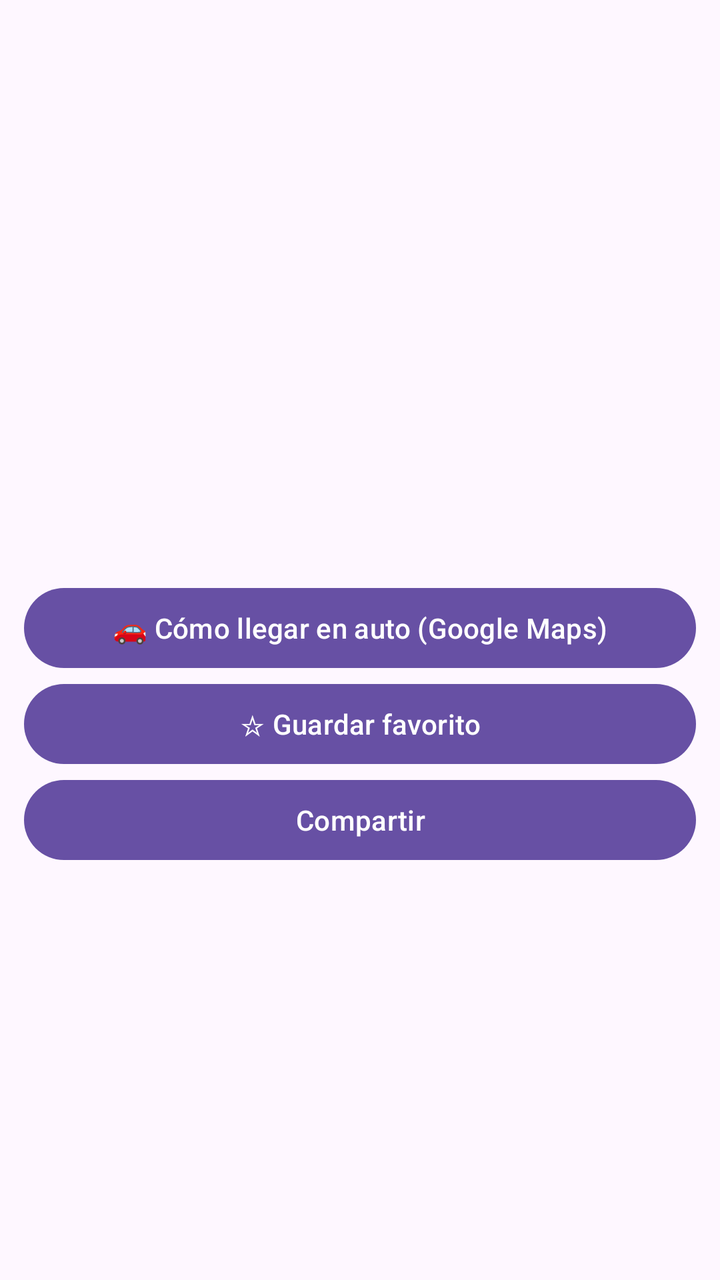
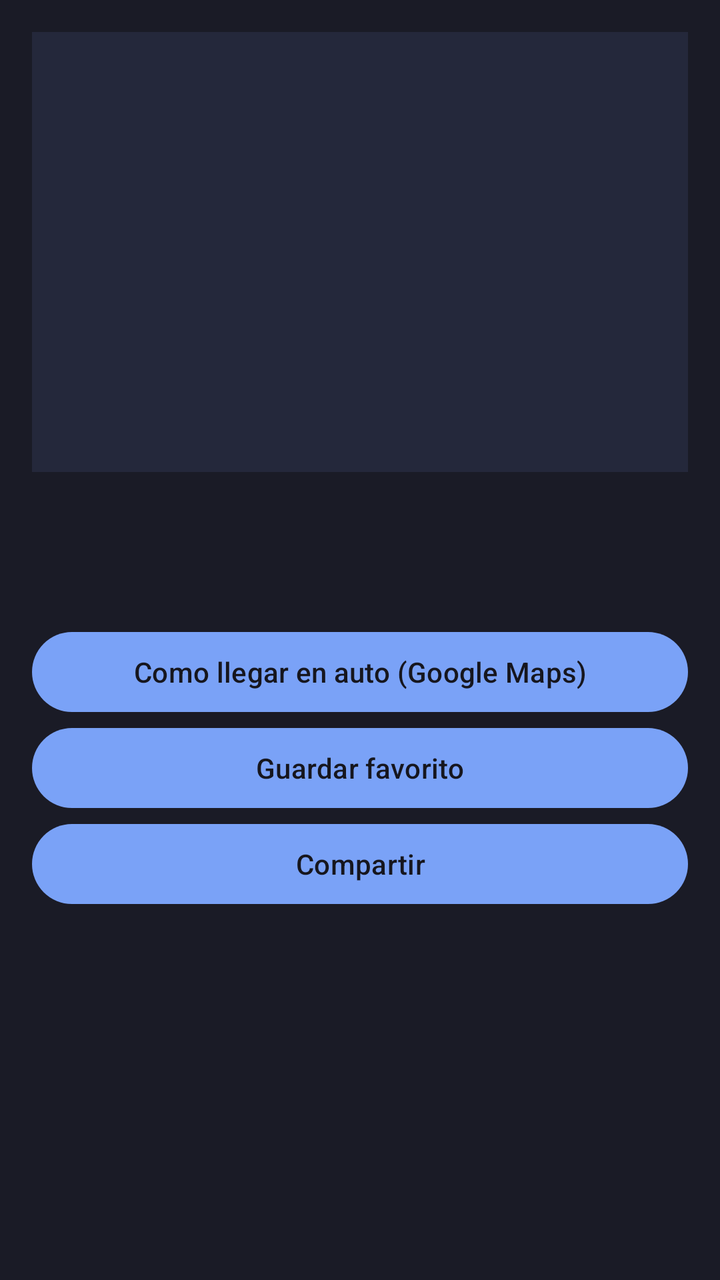

Compare the two renders of this Android layout. The source of the first and the diff that turns it into the second are given below.
<!-- AndroidManifest.xml: application theme Theme.ITANESTour -->
<!-- res/layout/activity_detalle.xml -->
<?xml version="1.0" encoding="utf-8"?>
<ScrollView xmlns:android="http://schemas.android.com/apk/res/android"
    android:layout_width="match_parent"
    android:layout_height="match_parent">

    <LinearLayout
        android:orientation="vertical"
        android:layout_width="match_parent"
        android:layout_height="wrap_content"
        android:padding="12dp">

        <ImageView
            android:id="@+id/imgDetalle"
            android:layout_width="match_parent"
            android:layout_height="220dp"
            android:scaleType="centerCrop" />

        <TextView
            android:id="@+id/txtNombre"
            android:layout_width="match_parent"
            android:layout_height="wrap_content"
            android:textSize="20sp"
            android:textStyle="bold"
            android:paddingTop="8dp" />

        <TextView
            android:id="@+id/txtDesc"
            android:layout_width="match_parent"
            android:layout_height="wrap_content"
            android:paddingTop="4dp" />

        <Button
            android:id="@+id/btnRuta"
            android:layout_width="match_parent"
            android:layout_height="wrap_content"
            android:text="🚗 Cómo llegar en auto (Google Maps)" />

        <Button
            android:id="@+id/btnFav"
            android:layout_width="match_parent"
            android:layout_height="wrap_content"
            android:text="☆ Guardar favorito" />

        <Button
            android:id="@+id/btnCompartir"
            android:layout_width="match_parent"
            android:layout_height="wrap_content"
            android:text="Compartir" />
    </LinearLayout>
</ScrollView>
<!-- resources referenced by this layout -->
<resources>
  <style name="Theme.ITANESTour" parent="Base.Theme.ITANESTour" />
  <style name="Base.Theme.ITANESTour" parent="Theme.Material3.DayNight.NoActionBar">
          
          
      </style>
</resources>

<!-- the commit's change to res/layout/activity_detalle.xml (unified diff, before → after) -->
@@ -1,19 +1,21 @@
 <?xml version="1.0" encoding="utf-8"?>
 <ScrollView xmlns:android="http://schemas.android.com/apk/res/android"
     android:layout_width="match_parent"
-    android:layout_height="match_parent">
+    android:layout_height="match_parent"
+    android:background="@color/tn_bg">
 
     <LinearLayout
         android:orientation="vertical"
         android:layout_width="match_parent"
         android:layout_height="wrap_content"
-        android:padding="12dp">
+        android:padding="16dp">
 
         <ImageView
             android:id="@+id/imgDetalle"
             android:layout_width="match_parent"
             android:layout_height="220dp"
-            android:scaleType="centerCrop" />
+            android:scaleType="centerCrop"
+            android:background="@color/tn_surface" />
 
         <TextView
             android:id="@+id/txtNombre"
@@ -21,25 +23,28 @@
             android:layout_height="wrap_content"
             android:textSize="20sp"
             android:textStyle="bold"
-            android:paddingTop="8dp" />
+            android:textColor="@color/tn_fg"
+            android:paddingTop="12dp" />
 
         <TextView
             android:id="@+id/txtDesc"
             android:layout_width="match_parent"
             android:layout_height="wrap_content"
-            android:paddingTop="4dp" />
+            android:textColor="@color/tn_fg"
+            android:paddingTop="6dp"
+            android:paddingBottom="12dp" />
 
         <Button
             android:id="@+id/btnRuta"
             android:layout_width="match_parent"
             android:layout_height="wrap_content"
-            android:text="🚗 Cómo llegar en auto (Google Maps)" />
+            android:text="Como llegar en auto (Google Maps)" />
 
         <Button
             android:id="@+id/btnFav"
             android:layout_width="match_parent"
             android:layout_height="wrap_content"
-            android:text="☆ Guardar favorito" />
+            android:text="Guardar favorito" />
 
         <Button
             android:id="@+id/btnCompartir"
<!-- resource entries referenced after the edit -->
@@ -1,9 +1,24 @@
 <!-- resources referenced by this layout -->
 <resources>
+  <color name="tn_bg">#FF1A1B26</color>
+  <color name="tn_fg">#FFC0CAF5</color>
+  <color name="tn_surface">#FF24283B</color>
   <style name="Theme.ITANESTour" parent="Base.Theme.ITANESTour" />
   <style name="Base.Theme.ITANESTour" parent="Theme.Material3.DayNight.NoActionBar">
-          
-          
+          <item name="android:windowBackground">@color/tn_bg</item>
+          <item name="android:statusBarColor">@color/tn_bg_dark</item>
+          <item name="android:navigationBarColor">@color/tn_bg_dark</item>
+          <item name="colorPrimary">@color/tn_blue</item>
+          <item name="colorOnPrimary">@color/tn_bg_dark</item>
+          <item name="colorSecondary">@color/tn_cyan</item>
+          <item name="colorSurface">@color/tn_surface</item>
+          <item name="colorOnSurface">@color/tn_fg</item>
+          <item name="android:textColorPrimary">@color/tn_fg</item>
+          <item name="android:textColorSecondary">@color/tn_muted</item>
       </style>
+  <color name="tn_bg_dark">#FF16161E</color>
+  <color name="tn_blue">#FF7AA2F7</color>
+  <color name="tn_cyan">#FF7DCFFF</color>
+  <color name="tn_muted">#FF565F89</color>
 </resources>
 
